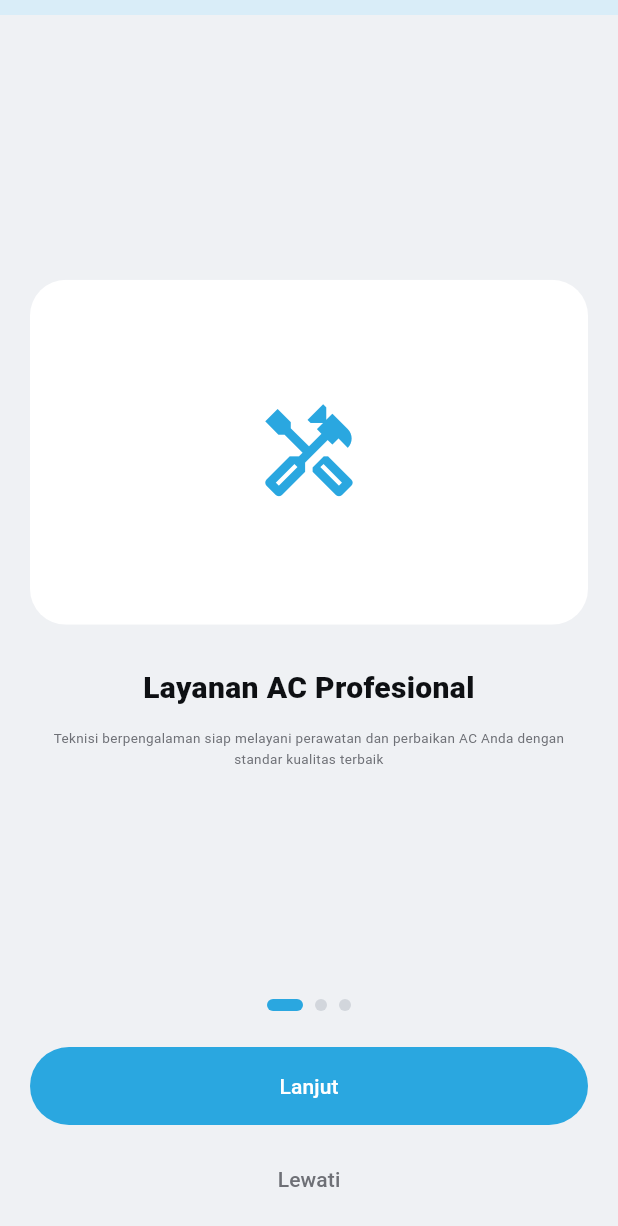
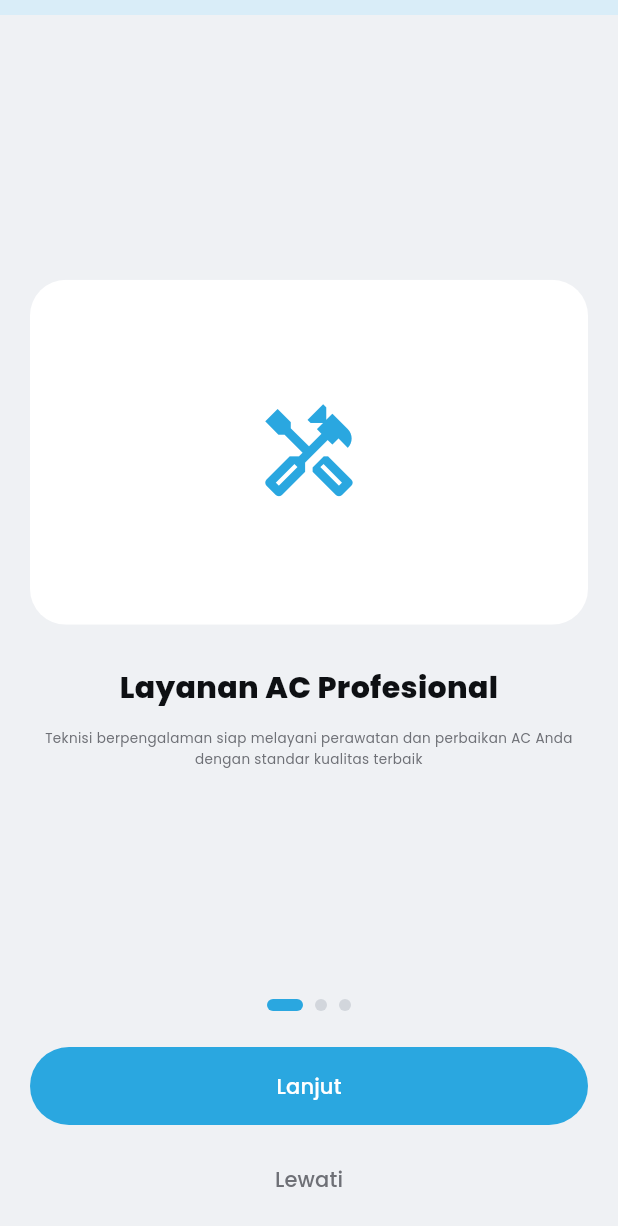
Before and after one commit to willyyypatootieee/acost, a Flutter app: the screen it shows after launch, on a phone screen of 412 x 824 dp. Shown: the top 1226 px of the screen. Run offline on Flutter 3.47's test engine with Material 3 defaults, Android fonts, the phone set to English and light mode, and no system bars; our stand-ins replace google_fonts, shared_preferences.

Commit message:
feat: Add Google Fonts to light and dark theme text styles

```diff
--- a/lib/core/theme/app_theme.dart
+++ b/lib/core/theme/app_theme.dart
@@ -1,4 +1,5 @@
 import 'package:flutter/material.dart';
+import 'package:google_fonts/google_fonts.dart';
 import 'app_colors.dart';
 
 class AppTheme {
@@ -10,6 +11,7 @@ class AppTheme {
     return ThemeData(
       useMaterial3: true,
       colorScheme: scheme,
+      textTheme: GoogleFonts.poppinsTextTheme(ThemeData.light().textTheme),
       scaffoldBackgroundColor: AppColors.backgroundLight,
       appBarTheme: const AppBarTheme(centerTitle: true),
       inputDecorationTheme: InputDecorationTheme(
@@ -35,6 +37,7 @@ class AppTheme {
     return ThemeData(
       useMaterial3: true,
       colorScheme: scheme,
+      textTheme: GoogleFonts.poppinsTextTheme(ThemeData.dark().textTheme),
       scaffoldBackgroundColor: AppColors.backgroundDark,
       appBarTheme: const AppBarTheme(centerTitle: true),
       inputDecorationTheme: InputDecorationTheme(
```
